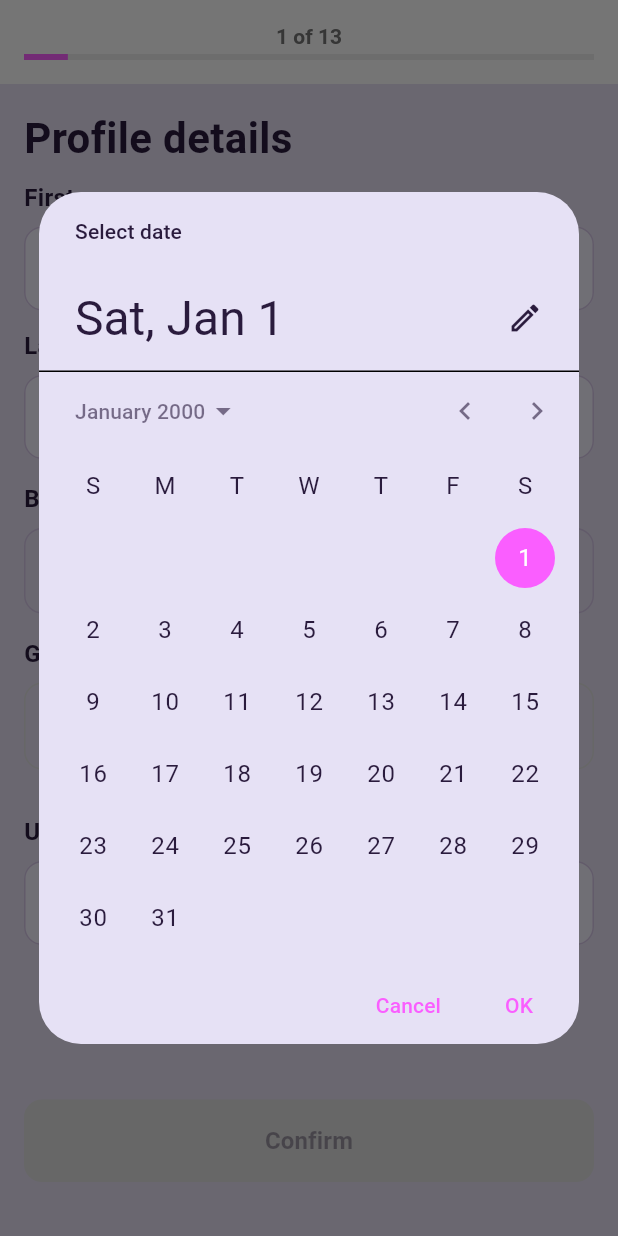
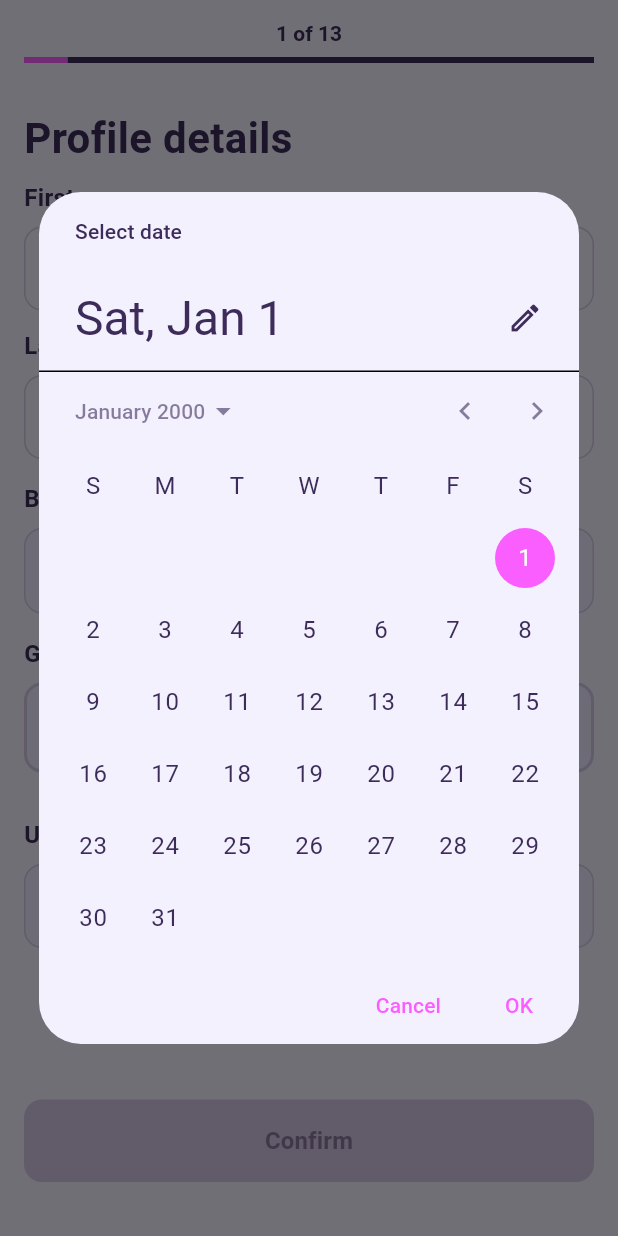
Before and after one commit to zus-pop/rizz-flutter, a Flutter app: the screen it shows after launch, after a tap on "Choose birthday date", on a phone screen of 412 x 824 dp. Run offline on Flutter 3.47's test engine with Material 3 defaults, Android fonts, the light colour scheme and no system bars; our stand-ins replace audioplayers, cached_network_image, camera, firebase_core, firebase_messaging, flutter_card_swiper and 4 more; missing offline and left inert: google_mlkit_face_detection; accounts and stored records are empty; generated files the repository leaves out were written again.

Commit message:
update color scheme for two mode

```diff
--- a/lib/pages/profile_setup/after_graduation_step.dart
+++ b/lib/pages/profile_setup/after_graduation_step.dart
@@ -38,7 +38,7 @@ class _AfterGraduationStepState extends State<AfterGraduationStep> {
   @override
   Widget build(BuildContext context) {
     return Scaffold(
-      backgroundColor: context.colors.onPrimary,
+      backgroundColor: context.colors.surface,
       body: Padding(
         padding: const EdgeInsets.all(16),
         child: Column(
@@ -68,7 +68,7 @@ class _AfterGraduationStepState extends State<AfterGraduationStep> {
                     decoration: BoxDecoration(
                       color: isSelected
                           ? context.primary
-                          : context.colors.onPrimary,
+                          : context.colors.surface,
                       borderRadius: BorderRadius.circular(12),
                       border: Border.all(
                         color: isSelected ? context.primary : context.outline,
--- a/lib/pages/profile_setup/gender_interest_step.dart
+++ b/lib/pages/profile_setup/gender_interest_step.dart
@@ -38,7 +38,7 @@ class _GenderInterestStepState extends State<GenderInterestStep> {
   @override
   Widget build(BuildContext context) {
     return Scaffold(
-      backgroundColor: context.colors.onPrimary,
+      backgroundColor: context.colors.surface,
       body: Padding(
         padding: const EdgeInsets.all(16),
         child: Column(
@@ -57,13 +57,13 @@ class _GenderInterestStepState extends State<GenderInterestStep> {
                 color: context.onSurface.withValues(alpha: 0.7),
               ),
             ),
-            const SizedBox(height: 40),
+            const SizedBox(height: 120),
 
             // Gender Options
             ...genderOptions.map((gender) {
               final isSelected = _selectedGender == gender.name;
               return Container(
-                margin: const EdgeInsets.only(bottom: 16),
+                margin: const EdgeInsets.only(bottom: 20),
                 child: GestureDetector(
                   onTap: () {
                     setState(() {
@@ -76,7 +76,7 @@ class _GenderInterestStepState extends State<GenderInterestStep> {
                     decoration: BoxDecoration(
                       color: isSelected
                           ? context.primary
-                          : context.colors.onPrimary,
+                          : context.colors.surface,
                       borderRadius: BorderRadius.circular(12),
                       border: Border.all(
                         color: isSelected ? context.primary : context.outline,
--- a/lib/pages/profile_setup/profile_details_step.dart
+++ b/lib/pages/profile_setup/profile_details_step.dart
@@ -145,7 +145,6 @@ class _ProfileDetailsStepState extends State<ProfileDetailsStep> {
                     onChanged: (value) => setState(() {}),
                   ),
                   const SizedBox(height: 12),
-
                   // Last Name
                   Text(
                     'Last name',
@@ -202,6 +201,7 @@ class _ProfileDetailsStepState extends State<ProfileDetailsStep> {
                       decoration: BoxDecoration(
                         border: Border.all(color: context.outline),
                         borderRadius: BorderRadius.circular(12),
+                        color: context.colors.surfaceContainerHigh,
                       ),
                       child: Row(
                         children: [
@@ -219,7 +219,7 @@ class _ProfileDetailsStepState extends State<ProfileDetailsStep> {
                               fontSize: 16,
                               color: _selectedBirthday != null
                                   ? context.onSurface
-                                  : Colors.grey.shade600,
+                                  : context.onSurface.withValues(alpha: 0.6),
                             ),
                           ),
                         ],
@@ -246,13 +246,13 @@ class _ProfileDetailsStepState extends State<ProfileDetailsStep> {
                             padding: const EdgeInsets.symmetric(vertical: 16),
                             decoration: BoxDecoration(
                               color: _selectedGender == 'Male'
-                                  ? context.primary.withValues(alpha: .1)
-                                  : Colors.transparent,
+                                  ? context.primary.withValues(alpha: .15)
+                                  : context.colors.surfaceContainerHigh,
                               border: Border.all(
                                 color: _selectedGender == 'Male'
                                     ? context.primary
-                                    : Colors.grey.shade300,
-                                width: _selectedGender == 'Male' ? 2 : 1,
+                                    : context.outline,
+                                width: 2,
                               ),
                               borderRadius: BorderRadius.circular(12),
                             ),
@@ -263,7 +263,9 @@ class _ProfileDetailsStepState extends State<ProfileDetailsStep> {
                                   Icons.male,
                                   color: _selectedGender == 'Male'
                                       ? context.primary
-                                      : Colors.grey.shade600,
+                                      : context.onSurface.withValues(
+                                          alpha: 0.7,
+                                        ),
                                 ),
                                 const SizedBox(width: 8),
                                 Text(
@@ -273,7 +275,9 @@ class _ProfileDetailsStepState extends State<ProfileDetailsStep> {
                                     fontWeight: FontWeight.w600,
                                     color: _selectedGender == 'Male'
                                         ? context.primary
-                                        : Colors.grey.shade600,
+                                        : context.onSurface.withValues(
+                                            alpha: 0.7,
+                                          ),
                                   ),
                                 ),
                               ],
@@ -290,13 +294,13 @@ class _ProfileDetailsStepState extends State<ProfileDetailsStep> {
                             padding: const EdgeInsets.symmetric(vertical: 16),
                             decoration: BoxDecoration(
                               color: _selectedGender == 'Female'
-                                  ? context.primary.withValues(alpha: .1)
-                                  : Colors.transparent,
+                                  ? context.primary.withValues(alpha: .15)
+                                  : context.colors.surfaceContainerHigh,
                               border: Border.all(
                                 color: _selectedGender == 'Female'
                                     ? context.primary
-                                    : Colors.grey.shade300,
-                                width: _selectedGender == 'Female' ? 2 : 1,
+                                    : context.outline,
+                                width: 2,
                               ),
                               borderRadius: BorderRadius.circular(12),
                             ),
@@ -307,7 +311,9 @@ class _ProfileDetailsStepState extends State<ProfileDetailsStep> {
                                   Icons.female,
                                   color: _selectedGender == 'Female'
                                       ? context.primary
-                                      : Colors.grey.shade600,
+                                      : context.onSurface.withValues(
+                                          alpha: 0.7,
+                                        ),
                                 ),
                                 const SizedBox(width: 8),
                                 Text(
@@ -317,7 +323,9 @@ class _ProfileDetailsStepState extends State<ProfileDetailsStep> {
                                     fontWeight: FontWeight.w600,
                                     color: _selectedGender == 'Female'
                                         ? context.primary
-                                        : Colors.grey.shade600,
+                                        : context.onSurface.withValues(
+                                            alpha: 0.7,
+                                          ),
                                   ),
                                 ),
                               ],
@@ -345,7 +353,7 @@ class _ProfileDetailsStepState extends State<ProfileDetailsStep> {
                       hintText: 'FPT University',
                       border: OutlineInputBorder(
                         borderRadius: BorderRadius.circular(12),
-                        borderSide: BorderSide(color: Colors.grey.shade300),
+                        borderSide: BorderSide(color: context.outline),
                       ),
                       focusedBorder: OutlineInputBorder(
                         borderRadius: BorderRadius.circular(12),
@@ -355,6 +363,8 @@ class _ProfileDetailsStepState extends State<ProfileDetailsStep> {
                         horizontal: 16,
                         vertical: 16,
                       ),
+                      fillColor: context.colors.surfaceContainerHigh,
+                      filled: true,
                     ),
                     items: universityOptions.map((university) {
                       return DropdownMenuItem(
@@ -362,6 +372,7 @@ class _ProfileDetailsStepState extends State<ProfileDetailsStep> {
                         child: Text(
                           university.name,
                           overflow: TextOverflow.ellipsis,
+                          style: TextStyle(color: context.onSurface),
                         ),
                       );
                     }).toList(),
@@ -392,7 +403,10 @@ class _ProfileDetailsStepState extends State<ProfileDetailsStep> {
                         shape: RoundedRectangleBorder(
                           borderRadius: BorderRadius.circular(12),
                         ),
-                        disabledBackgroundColor: Colors.grey.shade300,
+                        disabledBackgroundColor: context.outline,
+                        disabledForegroundColor: context.onSurface.withValues(
+                          alpha: 0.5,
+                        ),
                       ),
                       child: const Text(
                         'Confirm',
--- a/lib/pages/profile_setup/study_style_step.dart
+++ b/lib/pages/profile_setup/study_style_step.dart
@@ -38,7 +38,7 @@ class _StudyStyleStepState extends State<StudyStyleStep> {
   @override
   Widget build(BuildContext context) {
     return Scaffold(
-      backgroundColor: context.colors.onPrimary,
+      backgroundColor: context.colors.surface,
       body: Padding(
         padding: const EdgeInsets.all(16),
         child: Column(
@@ -67,7 +67,7 @@ class _StudyStyleStepState extends State<StudyStyleStep> {
                     decoration: BoxDecoration(
                       color: isSelected
                           ? context.primary
-                          : context.colors.onPrimary,
+                          : context.colors.surface,
                       borderRadius: BorderRadius.circular(12),
                       border: Border.all(
                         color: isSelected ? context.primary : context.outline,
--- a/lib/pages/profile_setup/weekend_habit_step.dart
+++ b/lib/pages/profile_setup/weekend_habit_step.dart
@@ -38,7 +38,7 @@ class _WeekendHabitStepState extends State<WeekendHabitStep> {
   @override
   Widget build(BuildContext context) {
     return Scaffold(
-      backgroundColor: context.colors.onPrimary,
+      backgroundColor: context.colors.surface,
       body: Padding(
         padding: const EdgeInsets.all(16),
         child: Column(
@@ -67,7 +67,7 @@ class _WeekendHabitStepState extends State<WeekendHabitStep> {
                     decoration: BoxDecoration(
                       color: isSelected
                           ? context.primary
-                          : context.colors.onPrimary,
+                          : context.colors.surface,
                       borderRadius: BorderRadius.circular(12),
                       border: Border.all(
                         color: isSelected ? context.primary : context.outline,
--- a/lib/pages/profile_setup_page.dart
+++ b/lib/pages/profile_setup_page.dart
@@ -13,6 +13,7 @@ import 'package:rizz_mobile/pages/profile_setup/deal_breakers_step.dart';
 import 'package:rizz_mobile/pages/profile_setup/photo_upload_step.dart';
 import 'package:rizz_mobile/pages/profile_setup/profile_verification_step.dart';
 import 'package:rizz_mobile/pages/profile_setup/voice_recording_step.dart';
+import 'package:rizz_mobile/theme/app_theme.dart';
 
 class ProfileSetupPage extends StatefulWidget {
   const ProfileSetupPage({super.key});
@@ -131,14 +132,28 @@ class _ProfileSetupPageState extends State<ProfileSetupPage> {
 
   @override
   Widget build(BuildContext context) {
+    final steps = [
+      ProfileDetailsStep(profileData: _profileData, onNext: _nextStep),
+      GenderInterestStep(profileData: _profileData, onNext: _nextStep),
+      LookingForStep(profileData: _profileData, onNext: _nextStep),
+      StudyStyleStep(profileData: _profileData, onNext: _nextStep),
+      WeekendHabitStep(profileData: _profileData, onNext: _nextStep),
+      InterestsStep(profileData: _profileData, onNext: _nextStep),
+      CampusLifeStep(profileData: _profileData, onNext: _nextStep),
+      AfterGraduationStep(profileData: _profileData, onNext: _nextStep),
+      CommunicationStep(profileData: _profileData, onNext: _nextStep),
+      DealBreakersStep(profileData: _profileData, onNext: _nextStep),
+      PhotoUploadStep(profileData: _profileData, onNext: _nextStep),
+      ProfileVerificationStep(profileData: _profileData, onNext: _nextStep),
+      VoiceRecordingStep(profileData: _profileData, onNext: _nextStep),
+    ];
     return Scaffold(
-      backgroundColor: Colors.white,
       appBar: AppBar(
-        backgroundColor: Colors.white,
+        backgroundColor: context.colors.surface,
         elevation: 0,
         leading: _currentStep > 0
             ? IconButton(
-                icon: const Icon(Icons.arrow_back, color: Colors.black),
+                icon: Icon(Icons.arrow_back, color: context.colors.onSurface),
                 onPressed: _previousStep,
               )
             : null,
@@ -146,12 +161,12 @@ class _ProfileSetupPageState extends State<ProfileSetupPage> {
           children: [
             Text(
               '${_currentStep + 1} of ${_stepTitles.length}',
-              style: TextStyle(fontSize: 14, color: Colors.grey.shade600),
+              style: TextStyle(fontSize: 14, color: context.colors.onSurface),
             ),
-            const SizedBox(height: 4),
+            const SizedBox(height: 8),
             LinearProgressIndicator(
               value: (_currentStep + 1) / _stepTitles.length,
-              backgroundColor: Colors.grey.shade200,
+              backgroundColor: context.colors.onSurface,
               valueColor: const AlwaysStoppedAnimation<Color>(
                 Color(0xFFfa5eff),
               ),
@@ -162,22 +177,8 @@ class _ProfileSetupPageState extends State<ProfileSetupPage> {
       ),
       body: PageView(
         controller: _pageController,
-        physics: const AlwaysScrollableScrollPhysics(), // Prevent swiping
-        children: [
-          ProfileDetailsStep(profileData: _profileData, onNext: _nextStep),
-          GenderInterestStep(profileData: _profileData, onNext: _nextStep),
-          LookingForStep(profileData: _profileData, onNext: _nextStep),
-          StudyStyleStep(profileData: _profileData, onNext: _nextStep),
-          WeekendHabitStep(profileData: _profileData, onNext: _nextStep),
-          InterestsStep(profileData: _profileData, onNext: _nextStep),
-          CampusLifeStep(profileData: _profileData, onNext: _nextStep),
-          AfterGraduationStep(profileData: _profileData, onNext: _nextStep),
-          CommunicationStep(profileData: _profileData, onNext: _nextStep),
-          DealBreakersStep(profileData: _profileData, onNext: _nextStep),
-          PhotoUploadStep(profileData: _profileData, onNext: _nextStep),
-          ProfileVerificationStep(profileData: _profileData, onNext: _nextStep),
-          VoiceRecordingStep(profileData: _profileData, onNext: _nextStep),
-        ],
+        physics: const NeverScrollableScrollPhysics(), // Prevent swiping
+        children: steps,
       ),
     );
   }
--- a/lib/theme/theme.dart
+++ b/lib/theme/theme.dart
@@ -9,9 +9,9 @@ class AppColors {
   // Light mode colors - Purple palette
   static const Color lightBackground = Color.fromARGB(
     255,
-    230,
-    225,
     245,
+    243,
+    251,
   ); // Very light purple tint
   static const Color lightSurface = Color(0xFFF4F1FF); // Light purple tint
   static const Color lightSurfaceVariant = Color(0xFFEEE9FF); // Purple tint
@@ -61,8 +61,8 @@ ThemeData lightMode = ThemeData(
     onSecondaryContainer: Color(0xFF2A1B5A),
 
     // Background colors
-    surface: AppColors.lightBackground,
-    onSurface: AppColors.lightOnBackground,
+    surface: AppColors.lightSurface,
+    onSurface: AppColors.lightOnSurface,
     surfaceContainerHighest: AppColors.lightSurface,
     surfaceContainerHigh: AppColors.lightSurfaceVariant,
     surfaceContainer: Color(0xFFF7F4FF), // Light purple tint
@@ -193,8 +193,8 @@ ThemeData darkMode = ThemeData(
     onSecondaryContainer: Color(0xFFE8DDFF),
 
     // Background colors
-    surface: AppColors.darkBackground,
-    onSurface: AppColors.darkOnBackground,
+    surface: AppColors.darkSurface,
+    onSurface: AppColors.darkOnSurface,
     surfaceContainerHighest: AppColors.darkSurface,
     surfaceContainerHigh: AppColors.darkSurfaceVariant,
     surfaceContainer: Color(0xFF1B1520), // Dark purple tint
```
Also changed, not shown: lib/pages/profile_setup/deal_breakers_step.dart (+14 -5 lines), lib/pages/profile_setup/interests_step.dart (+13 -9 lines), lib/pages/profile_setup/photo_upload_step.dart (+8 -7 lines), lib/pages/profile_setup/profile_verification_step.dart (+10 -5 lines), lib/pages/profile_setup/voice_recording_step.dart (+6 -5 lines), lib/pages/profile_setup/campus_life_step.dart (line endings or trailing spaces), lib/pages/profile_setup/communication_step.dart (line endings or trailing spaces), lib/pages/profile_setup/looking_for_step.dart (line endings or trailing spaces).
